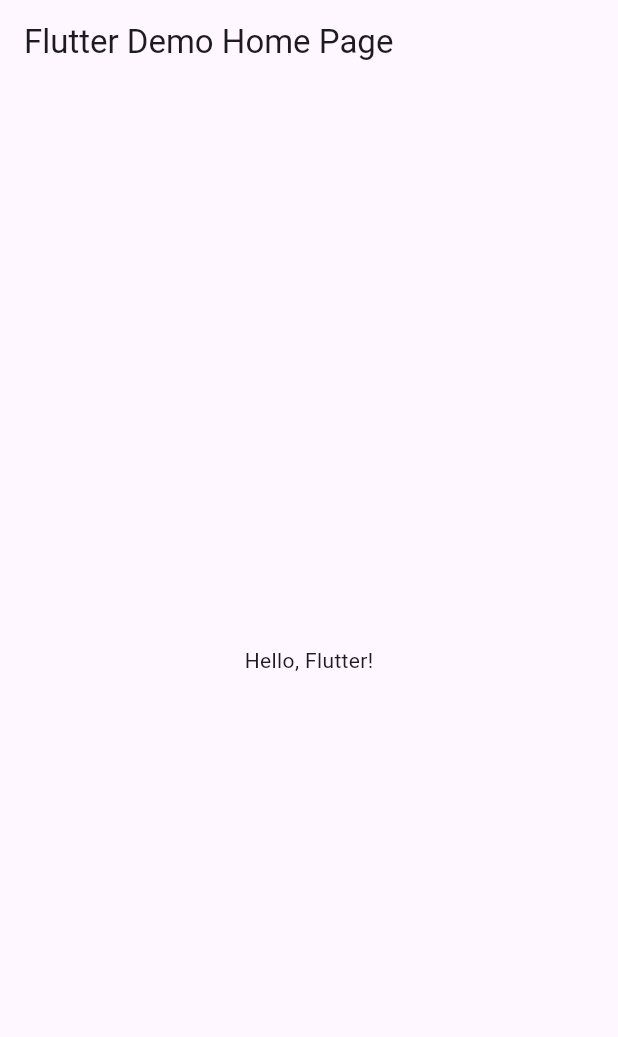
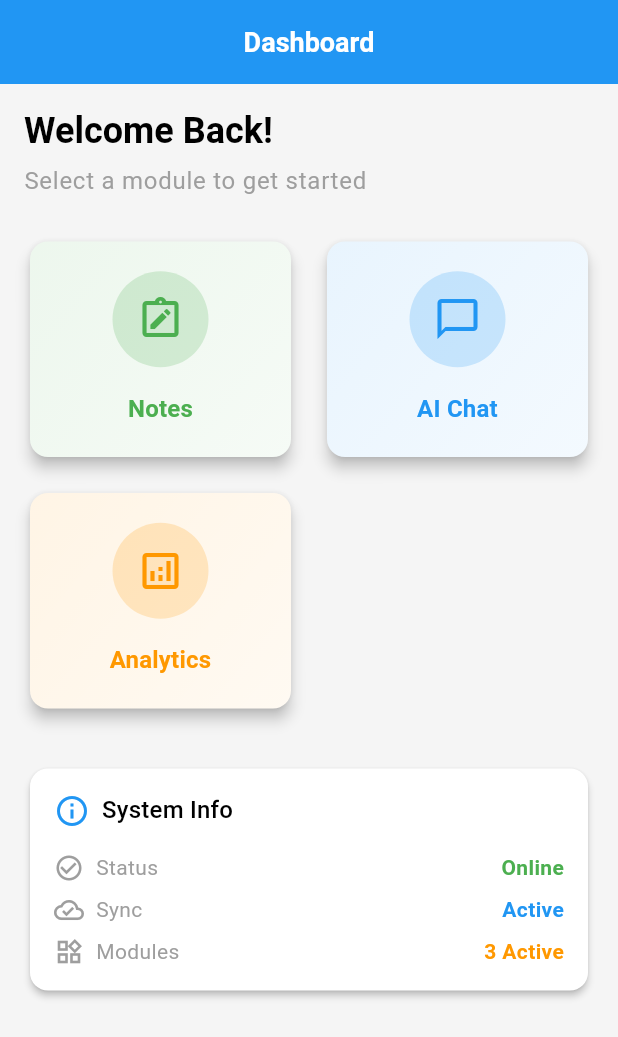
Before and after one commit to droidchief/Nexsus-Dashboard, a Flutter app: the screen it shows after launch, on a phone screen of 412 x 824 dp. Shown: the top 1037 px of the screen. Run offline on Flutter 3.47's test engine with Material 3 defaults, Android fonts, the phone set to English and light mode, and no system bars; our stand-ins replace connectivity_plus, equatable, flutter_bloc, get_it, hive_flutter; accounts and stored records are empty.

Commit message:
feat: integrat dahsboard module, incoporating all other 3 modules

```diff
--- a/lib/core/di/injection.dart
+++ b/lib/core/di/injection.dart
@@ -1,7 +1,16 @@
 import 'package:get_it/get_it.dart';
+import 'package:nexus_dashboard/features/chats/data/repositories/chat_repository_impl.dart';
+import 'package:nexus_dashboard/features/chats/domain/repositories/chat_repository.dart';
+import 'package:nexus_dashboard/features/chats/presentation/bloc/chat_bloc.dart';
+import '../../features/notes/domain/repositories/note_repository.dart';
+import '../../features/notes/data/repositories/note_repository_impl.dart';
+import '../../features/notes/presentation/bloc/notes_bloc.dart';
+
 import '../../features/analytics/domain/repositories/analytics_repository.dart';
 import '../../features/analytics/data/repositories/analytics_repository_impl.dart';
 import '../../features/analytics/presentation/bloc/analytics_bloc.dart';
+import '../../features/dashboard/data/module_registry.dart';
+import '../../features/dashboard/presentation/bloc/dashboard_bloc.dart';
 import '../storage/local_storage.dart';
 import '../storage/sync_manager.dart';
 
@@ -17,11 +26,25 @@
   await syncManager.init();
   getIt.registerSingleton<SyncManager>(syncManager);
 
+  // Module Registry
+  getIt.registerSingleton<ModuleRegistry>(ModuleRegistry());
+
   // Repositories
+  getIt.registerLazySingleton<NoteRepository>(
+    () => NoteRepositoryImpl(getIt(), getIt()),
+  );
+
+  getIt.registerLazySingleton<ChatRepository>(
+    () => ChatRepositoryImpl(getIt(), getIt()),
+  );
+
   getIt.registerLazySingleton<AnalyticsRepository>(
     () => AnalyticsRepositoryImpl(getIt()),
   );
 
   // BLoCs
+  getIt.registerFactory(() => NotesBloc(getIt()));
+  getIt.registerFactory(() => ChatBloc(getIt()));
   getIt.registerFactory(() => AnalyticsBloc(getIt()));
+  getIt.registerFactory(() => DashboardBloc(getIt()));
 }
--- /dev/null
+++ b/lib/features/dashboard/data/module_registry.dart
@@ -0,0 +1,35 @@
+
+import '../../../core/interfaces/i_module.dart';
+import '../../notes/presentation/notes_module.dart';
+import '../../chats/presentation/chat_module.dart';
+import '../../analytics/presentation/analytics_module.dart';
+
+class ModuleRegistry {
+  static final ModuleRegistry _instance = ModuleRegistry._internal();
+  factory ModuleRegistry() => _instance;
+  ModuleRegistry._internal();
+
+  final List<IModule> _modules = [];
+
+  void registerModules() {
+    _modules.clear();
+    _modules.addAll([
+      NotesModule(),
+      ChatModule(),
+      AnalyticsModule(),
+    ]);
+
+    // Sort by priority
+    _modules.sort((a, b) => a.priority.compareTo(b.priority));
+  }
+
+  List<IModule> get modules => List.unmodifiable(_modules);
+
+  IModule? getModuleById(String id) {
+    try {
+      return _modules.firstWhere((module) => module.id == id);
+    } catch (e) {
+      return null;
+    }
+  }
+}
--- /dev/null
+++ b/lib/features/dashboard/presentation/bloc/dashboard_bloc.dart
@@ -0,0 +1,30 @@
+import 'package:flutter_bloc/flutter_bloc.dart';
+import '../../data/module_registry.dart';
+import 'dashboard_event.dart';
+import 'dashboard_state.dart';
+
+class DashboardBloc extends Bloc<DashboardEvent, DashboardState> {
+  final ModuleRegistry _registry;
+
+  DashboardBloc(this._registry) : super(DashboardInitial()) {
+    on<LoadDashboard>(_onLoadDashboard);
+    on<SelectModule>(_onSelectModule);
+  }
+
+  void _onLoadDashboard(LoadDashboard event, Emitter<DashboardState> emit) {
+    _registry.registerModules();
+    emit(DashboardLoaded(modules: _registry.modules));
+  }
+
+  void _onSelectModule(SelectModule event, Emitter<DashboardState> emit) {
+    if (state is DashboardLoaded) {
+      final currentState = state as DashboardLoaded;
+      final module = _registry.getModuleById(event.moduleId);
+
+      emit(DashboardLoaded(
+        modules: currentState.modules,
+        selectedModule: module,
+      ));
+    }
+  }
+}
--- /dev/null
+++ b/lib/features/dashboard/presentation/bloc/dashboard_event.dart
@@ -0,0 +1,19 @@
+import 'package:equatable/equatable.dart';
+
+abstract class DashboardEvent extends Equatable {
+  const DashboardEvent();
+
+  @override
+  List<Object?> get props => [];
+}
+
+class LoadDashboard extends DashboardEvent {}
+
+class SelectModule extends DashboardEvent {
+  final String moduleId;
+
+  const SelectModule(this.moduleId);
+
+  @override
+  List<Object?> get props => [moduleId];
+}
--- /dev/null
+++ b/lib/features/dashboard/presentation/bloc/dashboard_state.dart
@@ -0,0 +1,24 @@
+import 'package:equatable/equatable.dart';
+import '../../../../core/interfaces/i_module.dart';
+
+abstract class DashboardState extends Equatable {
+  const DashboardState();
+
+  @override
+  List<Object?> get props => [];
+}
+
+class DashboardInitial extends DashboardState {}
+
+class DashboardLoaded extends DashboardState {
+  final List<IModule> modules;
+  final IModule? selectedModule;
+
+  const DashboardLoaded({
+    required this.modules,
+    this.selectedModule,
+  });
+
+  @override
+  List<Object?> get props => [modules, selectedModule];
+}
--- /dev/null
+++ b/lib/features/dashboard/presentation/pages/dashboard_page.dart
@@ -0,0 +1,223 @@
+import 'package:flutter/material.dart';
+import 'package:flutter_bloc/flutter_bloc.dart';
+import '../../../../core/widgets/error_boundary.dart';
+import '../bloc/dashboard_bloc.dart';
+import '../bloc/dashboard_event.dart';
+import '../bloc/dashboard_state.dart';
+
+class DashboardPage extends StatelessWidget {
+  const DashboardPage({super.key});
+
+  @override
+  Widget build(BuildContext context) {
+    return BlocBuilder<DashboardBloc, DashboardState>(
+      builder: (context, state) {
+        if (state is DashboardLoaded) {
+          return Scaffold(
+            appBar: AppBar(
+              title: Text(state.selectedModule?.title ?? 'Dashboard'),
+              leading: state.selectedModule != null
+                  ? IconButton(
+                      icon: const Icon(Icons.arrow_back),
+                      onPressed: () {
+                        context.read<DashboardBloc>().add(
+                          const SelectModule(''),
+                        );
+                      },
+                    )
+                  : null,
+            ),
+            body: state.selectedModule != null
+                ? ErrorBoundary(
+                    moduleName: state.selectedModule!.title,
+                    child: state.selectedModule!.getWidget(),
+                  )
+                : _buildDashboardGrid(context, state.modules),
+          );
+        }
+
+        return const Scaffold(
+          body: Center(child: CircularProgressIndicator()),
+        );
+      },
+    );
+  }
+
+  Widget _buildDashboardGrid(BuildContext context, modules) {
+    return SingleChildScrollView(
+      padding: const EdgeInsets.all(16),
+      child: Column(
+        crossAxisAlignment: CrossAxisAlignment.start,
+        children: [
+          Text(
+            'Welcome Back!',
+            style: Theme.of(context).textTheme.displaySmall,
+          ),
+          const SizedBox(height: 8),
+          Text(
+            'Select a module to get started',
+            style: Theme.of(context).textTheme.bodyLarge?.copyWith(
+              color: Colors.grey,
+            ),
+          ),
+          const SizedBox(height: 24),
+          GridView.builder(
+            shrinkWrap: true,
+            physics: const NeverScrollableScrollPhysics(),
+            gridDelegate: const SliverGridDelegateWithFixedCrossAxisCount(
+              crossAxisCount: 2,
+              crossAxisSpacing: 16,
+              mainAxisSpacing: 16,
+              childAspectRatio: 1.2,
+            ),
+            itemCount: modules.length,
+            itemBuilder: (context, index) {
+              return _ModuleCard(module: modules[index]);
+            },
+          ),
+          const SizedBox(height: 32),
+          _buildQuickStats(context),
+        ],
+      ),
+    );
+  }
+
+  Widget _buildQuickStats(BuildContext context) {
+    return Card(
+      child: Padding(
+        padding: const EdgeInsets.all(16),
+        child: Column(
+          crossAxisAlignment: CrossAxisAlignment.start,
+          children: [
+            Row(
+              children: [
+                Icon(
+                  Icons.info_outline,
+                  color: Theme.of(context).primaryColor,
+                ),
+                const SizedBox(width: 8),
+                Text(
+                  'System Info',
+                  style: Theme.of(context).textTheme.titleMedium,
+                ),
+              ],
+            ),
+            const SizedBox(height: 16),
+            _InfoRow(
+              icon: Icons.check_circle_outline,
+              label: 'Status',
+              value: 'Online',
+              valueColor: Colors.green,
+            ),
+            const SizedBox(height: 8),
+            _InfoRow(
+              icon: Icons.cloud_done_outlined,
+              label: 'Sync',
+              value: 'Active',
+              valueColor: Colors.blue,
+            ),
+            const SizedBox(height: 8),
+            _InfoRow(
+              icon: Icons.widgets_outlined,
+              label: 'Modules',
+              value: '3 Active',
+              valueColor: Colors.orange,
+            ),
+          ],
+        ),
+      ),
+    );
+  }
+}
+
+class _ModuleCard extends StatelessWidget {
+  final module;
+
+  const _ModuleCard({required this.module});
+
+  @override
+  Widget build(BuildContext context) {
+    return Card(
+      elevation: 4,
+      child: InkWell(
+        onTap: () {
+          context.read<DashboardBloc>().add(SelectModule(module.id));
+        },
+        borderRadius: BorderRadius.circular(12),
+        child: Container(
+          padding: const EdgeInsets.all(16),
+          decoration: BoxDecoration(
+            borderRadius: BorderRadius.circular(12),
+            gradient: LinearGradient(
+              begin: Alignment.topLeft,
+              end: Alignment.bottomRight,
+              colors: [
+                module.color.withOpacity(0.1),
+                module.color.withOpacity(0.05),
+              ],
+            ),
+          ),
+          child: Column(
+            mainAxisAlignment: MainAxisAlignment.center,
+            children: [
+              Container(
+                padding: const EdgeInsets.all(16),
+                decoration: BoxDecoration(
+                  color: module.color.withOpacity(0.2),
+                  shape: BoxShape.circle,
+                ),
+                child: Icon(
+                  module.icon,
+                  size: 32,
+                  color: module.color,
+                ),
+              ),
+              const SizedBox(height: 16),
+              Text(
+                module.title,
+                style: Theme.of(context).textTheme.titleMedium?.copyWith(
+                  fontWeight: FontWeight.bold,
+                  color: module.color,
+                ),
+                textAlign: TextAlign.center,
+              ),
+            ],
+          ),
+        ),
+      ),
+    );
+  }
+}
+
+class _InfoRow extends StatelessWidget {
+  final IconData icon;
+  final String label;
+  final String value;
+  final Color? valueColor;
+
+  const _InfoRow({
+    required this.icon,
+    required this.label,
+    required this.value,
+    this.valueColor,
+  });
+
+  @override
+  Widget build(BuildContext context) {
+    return Row(
+      children: [
+        Icon(icon, size: 20, color: Colors.grey),
+        const SizedBox(width: 8),
+        Text(label, style: const TextStyle(color: Colors.grey)),
+        const Spacer(),
+        Text(
+          value,
+          style: TextStyle(
+            fontWeight: FontWeight.bold,
+            color: valueColor,
+          ),
+        ),
+      ],
+    );
+  }
+}
--- a/lib/main.dart
+++ b/lib/main.dart
@@ -1,26 +1,33 @@
 import 'package:flutter/material.dart';
+import 'package:flutter_bloc/flutter_bloc.dart';
+import 'package:nexus_dashboard/core/themes/app_theme.dart';
+import 'core/di/injection.dart';
+import 'features/dashboard/presentation/bloc/dashboard_bloc.dart';
+import 'features/dashboard/presentation/bloc/dashboard_event.dart';
+import 'features/dashboard/presentation/pages/dashboard_page.dart';
 
-void main() {
-  runApp(const MyApp());
+void main() async {
+  WidgetsFlutterBinding.ensureInitialized();
+
+  await setupDependencies();
+
+  runApp(const NexusDashboardApp());
 }
 
-class MyApp extends StatelessWidget {
-  const MyApp({super.key});
+class NexusDashboardApp extends StatelessWidget {
+  const NexusDashboardApp({super.key});
 
   @override
   Widget build(BuildContext context) {
     return MaterialApp(
-      title: 'Flutter Demo',
-      theme: ThemeData(
-        colorScheme: ColorScheme.fromSeed(seedColor: Colors.deepPurple),
-      ),
-      home: Scaffold(
-        appBar: AppBar(
-          title: const Text('Flutter Demo Home Page'),
-        ),
-        body: const Center(
-          child: Text('Hello, Flutter!'),
-        ),
+      title: 'Nexus Dashboard',
+      debugShowCheckedModeBanner: false,
+      theme: AppTheme.light,
+      darkTheme: AppTheme.dark,
+      themeMode: ThemeMode.system,
+      home: BlocProvider(
+        create: (_) => getIt<DashboardBloc>()..add(LoadDashboard()),
+        child: const DashboardPage(),
       ),
     );
   }
```
